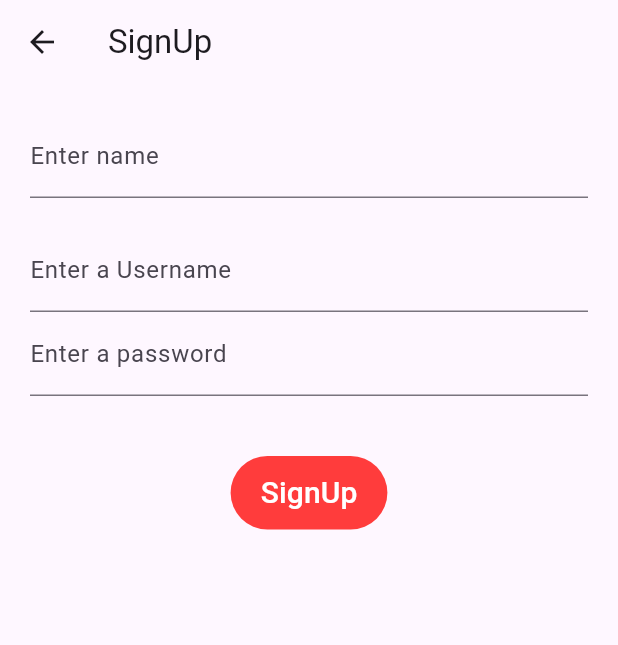
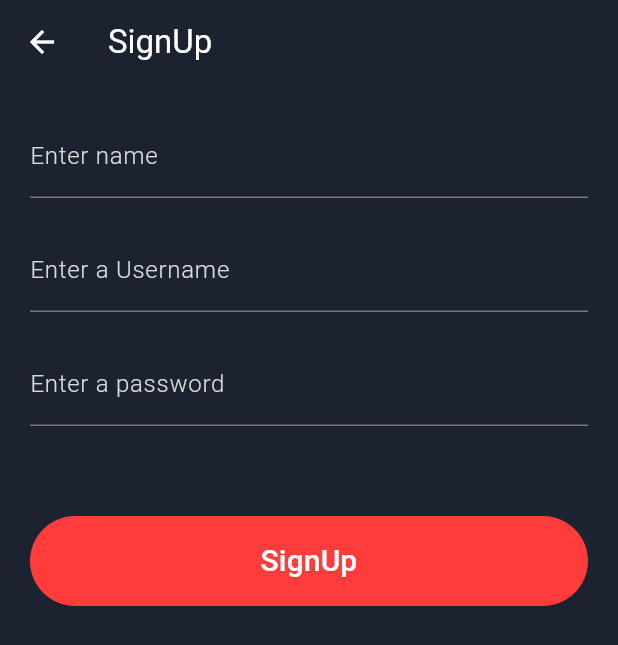
Before and after one commit to akila514/Todo-List-App, a Flutter app: the screen it shows after launch, after a tap on "Signup", on a phone screen of 412 x 824 dp. Shown: the top 645 px of the screen. Run offline on Flutter 3.47's test engine with Material 2 defaults, Android fonts, the phone set to English and light mode, and no system bars; our stand-ins replace flutter_riverpod.

Commit message:
first commit

```diff
--- a/todo_list/lib/main.dart
+++ b/todo_list/lib/main.dart
@@ -1,6 +1,7 @@
 import 'package:flutter/material.dart';
 import 'package:flutter_riverpod/flutter_riverpod.dart';
 import 'package:todo_list/screens/welcome_screen.dart';
+//import 'package:google_fonts/google_fonts.dart';
 
 void main() {
   runApp(
@@ -14,7 +15,7 @@ class App extends StatelessWidget {
   @override
   Widget build(BuildContext context) {
     return MaterialApp(
-      theme: ThemeData(useMaterial3: true),
+      theme: ThemeData(useMaterial3: true).copyWith(),
       home: const WelcomeScreen(),
     );
   }
--- a/todo_list/lib/provider/user_provider.dart
+++ b/todo_list/lib/provider/user_provider.dart
@@ -9,7 +9,7 @@ class UserNotifier extends StateNotifier<List<User>> {
   }
 
   void deleteUser(User user) {
-    state = state.where((u) => user.id != user.id).toList();
+    state = state.where((u) => user.id != u.id).toList();
   }
 
   void replceUserList(List<User> userList) {
--- a/todo_list/lib/screens/signup_screen.dart
+++ b/todo_list/lib/screens/signup_screen.dart
@@ -35,12 +35,16 @@ class _SignUpScreenState extends ConsumerState<SignUpScreen> {
               username: enteredUsername,
               password: enteredPassword),
         );
+    Navigator.pop(context);
   }
 
   @override
   Widget build(BuildContext context) {
     return Scaffold(
+      backgroundColor: backgroundColor,
       appBar: AppBar(
+        backgroundColor: backgroundColor,
+        foregroundColor: primaryTextColor,
         title: const Text('SignUp'),
       ),
       body: Padding(
@@ -51,11 +55,13 @@ class _SignUpScreenState extends ConsumerState<SignUpScreen> {
             Form(
                 key: formKey,
                 child: Column(
+                  crossAxisAlignment: CrossAxisAlignment.center,
                   children: [
                     TextFormField(
+                      style: const TextStyle(color: primaryTextColor),
                       validator: (value) {
                         if (value!.isEmpty || value.length > 20) {
-                          return 'Username must have 1-20 characters';
+                          return 'Name must have 1-20 characters';
                         } else {
                           return null;
                         }
@@ -65,16 +71,20 @@ class _SignUpScreenState extends ConsumerState<SignUpScreen> {
                           enteredName = value!;
                         });
                       },
-                      decoration:
-                          const InputDecoration(label: Text('Enter name')),
+                      decoration: const InputDecoration(
+                          label: Text(
+                        'Enter name',
+                        style: textFieldTextStyle,
+                      )),
                     ),
                     const SizedBox(
                       height: 20,
                     ),
                     TextFormField(
+                      style: const TextStyle(color: primaryTextColor),
                       validator: (value) {
-                        if (value!.isEmpty || value.length > 20) {
-                          return 'Username must have 1-20 characters';
+                        if (value!.isEmpty || value.length > 10) {
+                          return 'Username must have 1-10 characters';
                         } else {
                           return null;
                         }
@@ -85,12 +95,19 @@ class _SignUpScreenState extends ConsumerState<SignUpScreen> {
                         });
                       },
                       decoration: const InputDecoration(
-                          label: Text('Enter a Username')),
+                          label: Text(
+                        'Enter a Username',
+                        style: textFieldTextStyle,
+                      )),
+                    ),
+                    const SizedBox(
+                      height: 20,
                     ),
                     TextFormField(
+                      style: const TextStyle(color: primaryTextColor),
                       validator: (value) {
-                        if (value!.isEmpty || value.length > 20) {
-                          return 'Username must have 1-20 characters';
+                        if (value!.isEmpty || value.length > 10) {
+                          return 'Password must have 1-8 characters';
                         } else {
                           return null;
                         }
@@ -101,14 +118,20 @@ class _SignUpScreenState extends ConsumerState<SignUpScreen> {
                         });
                       },
                       decoration: const InputDecoration(
-                          label: Text('Enter a password')),
+                          label: Text(
+                        'Enter a password',
+                        style: textFieldTextStyle,
+                      )),
                     ),
                     const SizedBox(
-                      height: 40,
+                      height: 60,
                     ),
-                    TextButton(
+                    SizedBox(
+                      width: double.infinity,
+                      height: 60,
+                      child: TextButton(
                         style: const ButtonStyle(
-                          alignment: Alignment.centerLeft,
+                            alignment: Alignment.center,
                             backgroundColor:
                                 MaterialStatePropertyAll(buttonColor),
                             padding: MaterialStatePropertyAll(
@@ -120,6 +143,8 @@ class _SignUpScreenState extends ConsumerState<SignUpScreen> {
                         child: const Text(
                           'SignUp',
                           style: normalTextStyle,
+                          textAlign: TextAlign.center,
+                        ),
                       ),
                     ),
                   ],
--- a/todo_list/lib/screens/welcome_screen.dart
+++ b/todo_list/lib/screens/welcome_screen.dart
@@ -1,5 +1,6 @@
 import 'package:flutter/material.dart';
 import 'package:flutter_riverpod/flutter_riverpod.dart';
+//import 'package:google_fonts/google_fonts.dart';
 import 'package:todo_list/constants/colors.dart';
 import 'package:todo_list/constants/text_styles.dart';
 import 'package:todo_list/screens/login_screen.dart';
@@ -37,35 +38,69 @@ class _WelcomeScreen extends ConsumerState<WelcomeScreen> {
   Widget build(BuildContext context) {
     return Scaffold(
         backgroundColor: backgroundColor,
-        body: Column(
+        body: SingleChildScrollView(
+          child: Column(
             mainAxisAlignment: MainAxisAlignment.center,
             children: [
               Text(
-              'Todo',
-              style: largeTextStyle.copyWith(fontSize: 40),
+                'TaskTrack',
+                // style: GoogleFonts.comfortaa(
+                //   textStyle: const TextStyle(
+                //       fontSize: 40,
+                //       fontWeight: FontWeight.bold,
+                //       color: primaryTextColor),
+                // ),
+              ),
+              const SizedBox(
+                height: 20,
+              ),
+              Container(
+                decoration: const BoxDecoration(color: Color(0XFF34495e)),
+                width: double.infinity,
+                height: 300,
+                child: Image.asset(
+                  'assets/images/image1.jpg',
+                  height: 300,
+                  width: double.infinity,
+                  fit: BoxFit.cover,
+                ),
+              ),
+              const SizedBox(
+                height: 20,
+              ),
+              Padding(
+                padding: const EdgeInsets.all(16),
+                child: Column(
+                  crossAxisAlignment: CrossAxisAlignment.center,
+                  children: [
+                    Text(
+                      'Hello!',
+                      style: largeTextStyle.copyWith(
+                          fontWeight: FontWeight.bold, fontSize: 32),
+                      textAlign: TextAlign.center,
+                    ),
+                    const SizedBox(
+                      height: 20,
+                    ),
+                    Text(
+                      'Manage your personal and work life with TaskTrack',
+                      style:
+                          smallTextStyle.copyWith(fontWeight: FontWeight.w200),
+                      textAlign: TextAlign.center,
+                    ),
+                  ],
+                ),
               ),
               const SizedBox(
                 height: 40,
               ),
-            Image.asset(
-              'assets/images/image1.jpg',
-              width: double.infinity,
-            ),
-            const SizedBox(
-              height: 40,
-            ),
-            const Text(
-              'Welcome to Todo',
-              style: largeTextStyle,
-            ),
-            const SizedBox(
-              height: 40,
-            ),
-            TextButton(
+              SizedBox(
+                width: 300,
+                height: 60,
+                child: TextButton(
                   style: const ButtonStyle(
                     backgroundColor: MaterialStatePropertyAll(buttonColor),
-                  padding: MaterialStatePropertyAll(
-                      EdgeInsets.symmetric(horizontal: 20, vertical: 10))),
+                  ),
                   onPressed: () {
                     _navigateToLoginScreen(context);
                   },
@@ -74,16 +109,30 @@ class _WelcomeScreen extends ConsumerState<WelcomeScreen> {
                     style: normalTextStyle,
                   ),
                 ),
-            TextButton(
+              ),
+              const SizedBox(
+                height: 20,
+              ),
+              SizedBox(
+                width: 300,
+                height: 60,
+                child: TextButton(
                   onPressed: () {
                     navigateToSignupSceen(context);
                   },
+                  style: const ButtonStyle(
+                    backgroundColor: MaterialStatePropertyAll(
+                      Color(0XFF34495e),
+                    ),
+                  ),
                   child: const Text(
                     'Signup',
                     style: normalTextStyle,
                   ),
                 ),
+              ),
             ],
+          ),
         ));
   }
 }
--- a/todo_list/pubspec.yaml
+++ b/todo_list/pubspec.yaml
@@ -35,6 +35,7 @@ dependencies:
   # Use with the CupertinoIcons class for iOS style icons.
   cupertino_icons: ^1.0.2
   flutter_riverpod: ^2.3.6
+  google_fonts: ^5.1.0
 
 dev_dependencies:
   flutter_test:
```
Also changed, not shown: todo_list/lib/models/task.dart (added, +12 -0 lines), todo_list/lib/provider/task_list_provider.dart (added, +21 -0 lines), todo_list/lib/screens/login_screen.dart (+35 -7 lines), todo_list/lib/screens/tabs.dart (added, +79 -0 lines), todo_list/lib/widgets/add_task.dart (added, +111 -0 lines), todo_list/lib/widgets/task_list.dart (added, +30 -0 lines), todo_list/pubspec.lock, 1 other file. Lines whose indentation alone changed are shown as unchanged.
